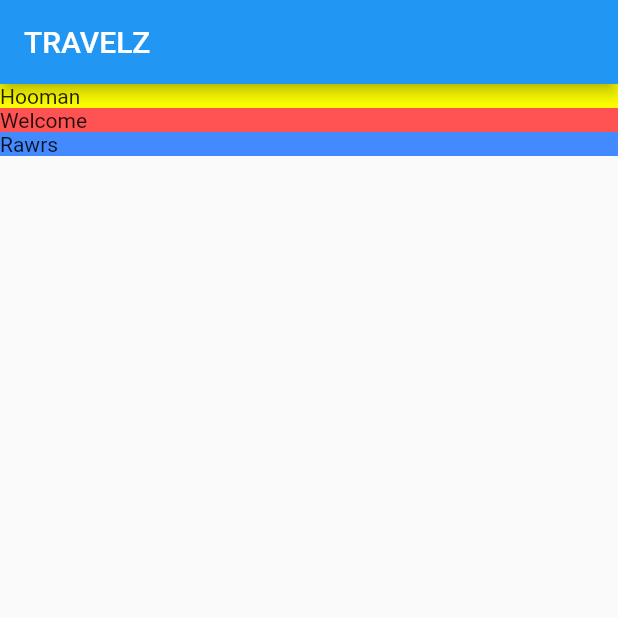
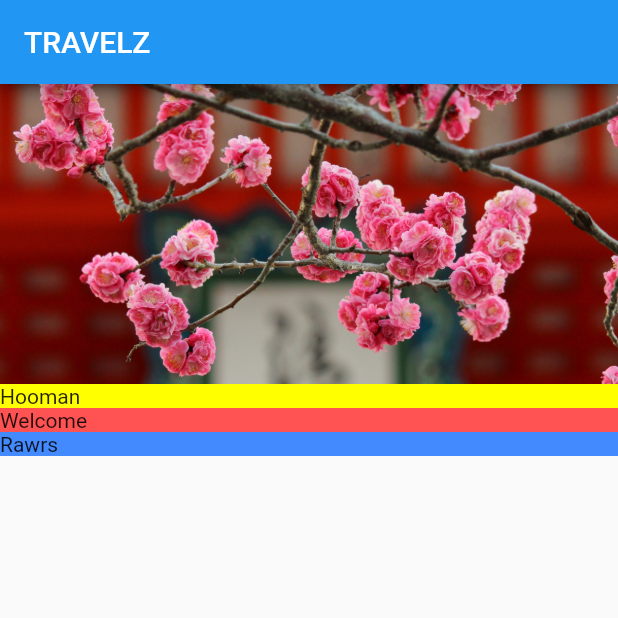
Before and after one commit to jetrotullroa/learn_flutter, a Flutter app: the screen it shows after launch, on a phone screen of 412 x 824 dp, the top half of it. Run offline on Flutter 3.47's test engine with Material 2 defaults, Android fonts, the phone set to English and light mode, and no system bars.

Commit message:
Image Banner

```diff
--- /dev/null
+++ b/lib/screens/location_detail/image_banner.dart
@@ -0,0 +1,18 @@
+import 'package:flutter/material.dart';
+import 'package:flutter/widgets.dart';
+
+class ImageBanner extends StatelessWidget {
+  final String _assetPath;
+
+  ImageBanner(this._assetPath);
+  @override
+  Widget build(BuildContext context) {
+    return Container(
+      constraints: BoxConstraints.expand(
+        height: 200.0,
+      ),
+      decoration: BoxDecoration(color: Colors.grey),
+      child: Image.asset(_assetPath, fit: BoxFit.cover),
+    );
+  }
+}
--- a/lib/screens/location_detail/location_detail.dart
+++ b/lib/screens/location_detail/location_detail.dart
@@ -1,4 +1,5 @@
 import 'package:flutter/material.dart';
+import 'package:travel_app/screens/location_detail/image_banner.dart';
 import 'package:travel_app/screens/location_detail/text_section.dart';
 
 class LocationDetail extends StatelessWidget {
@@ -8,6 +9,7 @@ class LocationDetail extends StatelessWidget {
       mainAxisAlignment: MainAxisAlignment.start,
       crossAxisAlignment: CrossAxisAlignment.stretch,
       children: [
+        ImageBanner("assets/images/kiyomizu-dera.jpg"),
         TextSection(Colors.yellowAccent, Text("Hooman")),
         TextSection(Colors.redAccent, Text("Welcome")),
         TextSection(Colors.blueAccent, Text("Rawrs")),
--- a/pubspec.yaml
+++ b/pubspec.yaml
@@ -45,9 +45,9 @@ flutter:
   uses-material-design: true
 
   # To add assets to your application, add an assets section, like this:
-  # assets:
-  #   - images/a_dot_burr.jpeg
-  #   - images/a_dot_ham.jpeg
+  assets:
+    - assets/images/
+    # - images/a_dot_ham.jpeg
 
   # An image asset can refer to one or more resolution-specific "variants", see
   # https://flutter.dev/assets-and-images/#resolution-aware.
```
Also changed, not shown: assets/fonts/Montserrat-Bold.ttf (added), assets/fonts/Montserrat-Regular.ttf (added), assets/images/kiyomizu-dera.jpg (added).
